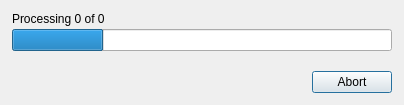
Before: the Qt Designer form src/designer/processdialog.ui in dnkorpushov/libro2, drawn with Qt 5.
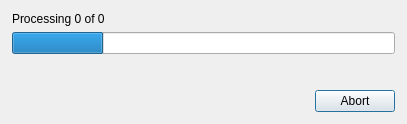
After: the same form once the commit is applied.

What changed in the file:
```diff
--- a/src/designer/processdialog.ui
+++ b/src/designer/processdialog.ui
@@ -6,8 +6,8 @@
    <rect>
     <x>0</x>
     <y>0</y>
-    <width>404</width>
-    <height>105</height>
+    <width>407</width>
+    <height>124</height>
    </rect>
   </property>
   <property name="windowTitle">
@@ -35,7 +35,7 @@
    <item>
     <layout class="QVBoxLayout" name="verticalLayout">
      <property name="spacing">
-      <number>3</number>
+      <number>6</number>
      </property>
      <item>
       <widget class="QLabel" name="progressLabel">
```
